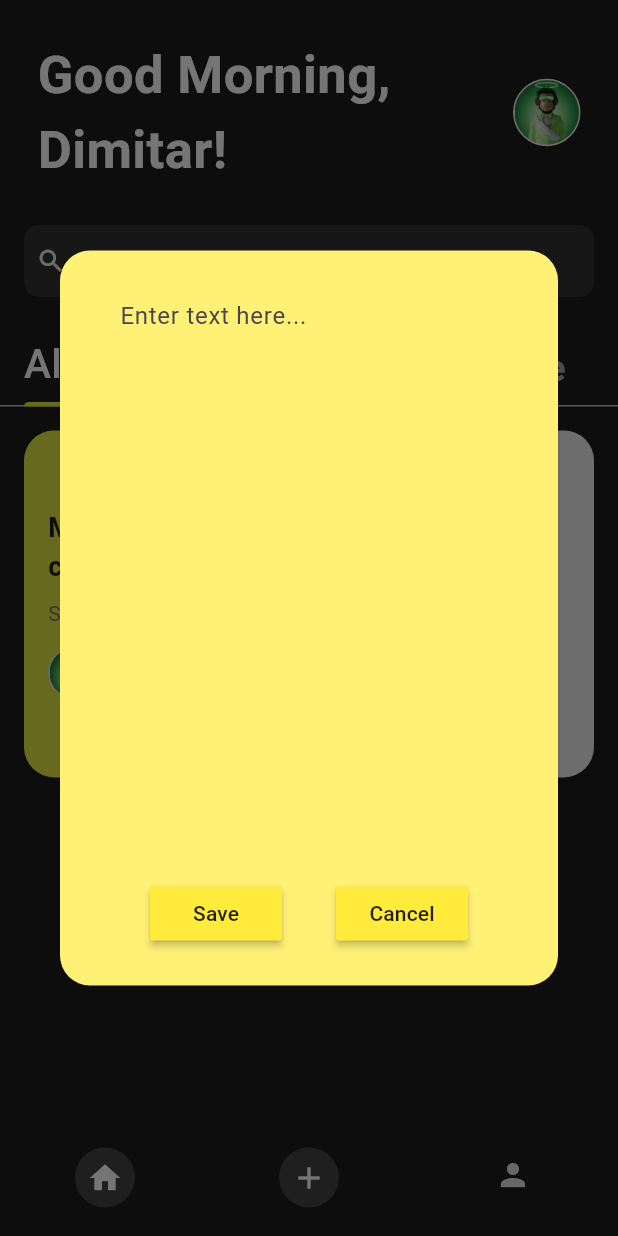
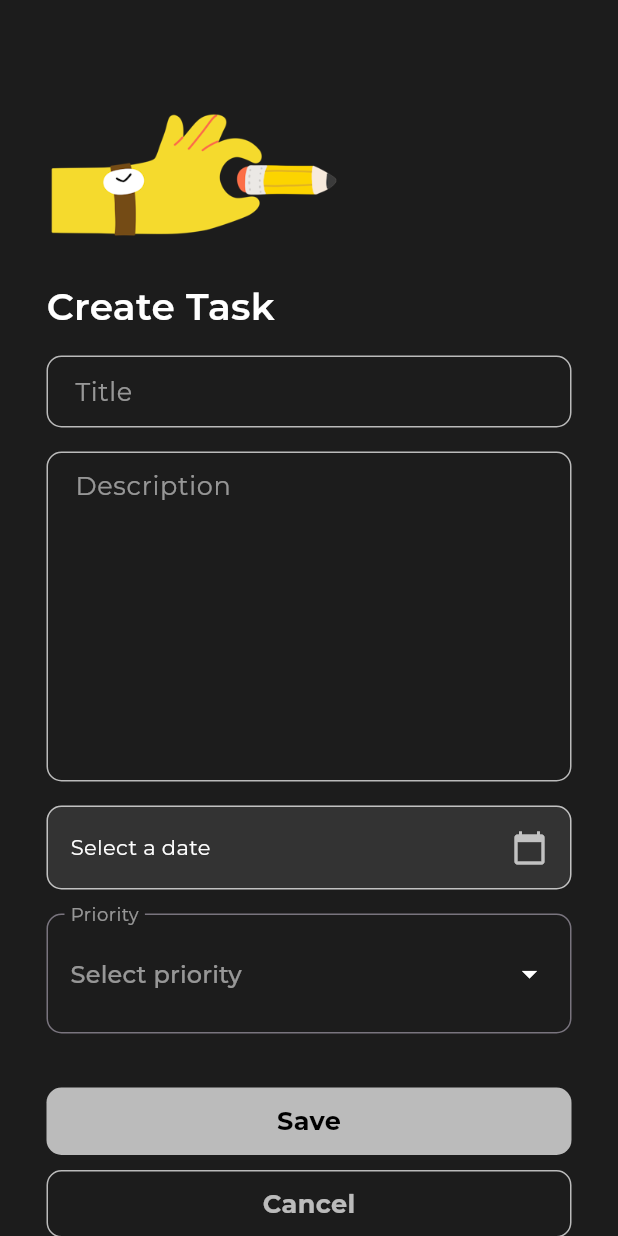
Before and after one commit to sank4lp55/the_todo, a Flutter app: the Homescreen screen opened directly, item 2 of the bottom bar chosen, on a phone screen of 412 x 824 dp. Run offline on Flutter 3.47's test engine with Material 3 defaults, Android fonts, the phone set to English and light mode, and no system bars; our stand-ins replace fluttertoast, google_fonts, hive, hive_flutter; accounts and stored records are empty.

Commit message:
new-task screen init

```diff
--- a/lib/components/custom_text_field.dart
+++ b/lib/components/custom_text_field.dart
@@ -2,13 +2,17 @@ import 'package:flutter/material.dart';
 import 'package:google_fonts/google_fonts.dart';
 
 class CustomTextField extends StatelessWidget {
+  final TextEditingController controller; // Controller to manage the text input
   final Function(String) onTextChanged; // Callback function to execute
   final String hintText; // Custom hint text
+  final int maxLines; // Maximum number of lines
 
   CustomTextField({
     Key? key,
+    required this.controller,
     required this.onTextChanged,
     this.hintText = "Enter text",
+    this.maxLines = 1, // Default to 1 line
   }) : super(key: key);
 
   @override
@@ -16,39 +20,39 @@ class CustomTextField extends StatelessWidget {
     return Padding(
       padding: const EdgeInsets.fromLTRB(15, 0, 15, 0),
       child: TextField(
+        controller: controller,
         onChanged: (text) {
-
-
-            onTextChanged(text); // Execute the provided function if text is not empty
-
+          onTextChanged(text); // Execute the provided function
         },
+        maxLines: maxLines, // Allow multiple lines
         decoration: InputDecoration(
-          hintText: hintText, // Use the custom hint text
+          hintText: hintText,
           hintStyle: GoogleFonts.montserrat(
             fontSize: 17,
             fontWeight: FontWeight.w400,
-            color: Colors.white54, // Color for hint text
+            color: Colors.white54,
           ),
-          contentPadding: EdgeInsets.symmetric(vertical: 10, horizontal: 15), // Padding inside the text field
+          contentPadding: EdgeInsets.symmetric(vertical: 10, horizontal: 15),
           border: OutlineInputBorder(
             borderRadius: BorderRadius.circular(10),
-            borderSide: BorderSide(color: Colors.white70), // Color of the border
+            borderSide: BorderSide(color: Colors.white70),
           ),
           enabledBorder: OutlineInputBorder(
             borderRadius: BorderRadius.circular(10),
-            borderSide: BorderSide(color: Colors.white70, width: 1), // Border when enabled
+            borderSide: BorderSide(color: Colors.white70, width: 1),
           ),
           focusedBorder: OutlineInputBorder(
             borderRadius: BorderRadius.circular(10),
-            borderSide: BorderSide(color: Colors.white70, width: 2), // Border when focused
+            borderSide: BorderSide(color: Colors.white70, width: 2),
           ),
         ),
         style: GoogleFonts.montserrat(
           fontSize: 17,
           fontWeight: FontWeight.w700,
-          color: Colors.white, // Text color
+          color: Colors.white,
         ),
-        cursorColor: Colors.white, // Cursor color
+        cursorColor: Colors.white,
+        keyboardType: TextInputType.multiline, // Specify multi-line input
       ),
     );
   }
--- a/lib/components/my_appbar.dart
+++ b/lib/components/my_appbar.dart
@@ -1,5 +1,8 @@
 import 'package:google_fonts/google_fonts.dart';
 import 'package:flutter/material.dart';
+
+import '../controllers/auth_controller.dart';
+import 'package:provider/provider.dart';
 
 class MyAppBar extends StatelessWidget {
   final String title;
@@ -13,6 +16,7 @@ class MyAppBar extends StatelessWidget {
 
   @override
   Widget build(BuildContext context) {
+    final authController = Provider.of<AuthController>(context);
     return Padding(
       padding: const EdgeInsets.all(25.0),
       child: Row(
@@ -20,7 +24,7 @@ class MyAppBar extends StatelessWidget {
         children: [
           Expanded(
             child: Text(
-              "Good Morning,\nDimitar!",
+              "Good Morning,\n${authController.user.name}!",
               style: GoogleFonts.roboto(
                   fontSize: 35,
                   fontWeight: FontWeight.w600,
@@ -40,7 +44,7 @@ class MyAppBar extends StatelessWidget {
             ),
             child: ClipOval(
               child: Image.asset(
-                "lib/images/apiens_1.png",
+                authController.user.avatar!,
                 fit: BoxFit.cover,
               ),
             ),
--- /dev/null
+++ b/lib/input_task_screen.dart
@@ -0,0 +1,239 @@
+import 'package:flutter/material.dart';
+import 'package:google_fonts/google_fonts.dart';
+import 'package:the_todo/utils/fade_in_button.dart';
+import 'components/custom_text_field.dart';
+import 'package:provider/provider.dart';
+import 'controllers/manager_controller.dart'; // Ensure you import your CustomTextField widget
+
+class InputTaskScreen extends StatefulWidget {
+  @override
+  _InputTaskScreenState createState() => _InputTaskScreenState();
+}
+
+class _InputTaskScreenState extends State<InputTaskScreen> {
+  final TextEditingController _titleController = TextEditingController();
+  final TextEditingController _descriptionController = TextEditingController();
+  DateTime? _selectedDate;
+  String? _selectedPriority;
+
+  // List of priorities
+  final List<String> priorities = ['High', 'Medium', 'Low'];
+
+  Future<void> _selectDate(BuildContext context) async {
+    final DateTime? picked = await showDatePicker(
+      context: context,
+      initialDate: _selectedDate ?? DateTime.now(),
+      firstDate: DateTime(2000),
+      lastDate: DateTime(2101),
+    );
+    if (picked != null && picked != _selectedDate) {
+      setState(() {
+        _selectedDate = picked;
+      });
+    }
+  }
+
+  void _saveTask(TodoProvider todoProvider) {
+    final title = _titleController.text.trim();
+    final description = _descriptionController.text.trim();
+
+    // Validation
+    if (title.isEmpty) {
+      _showErrorMessage("Please enter a title.");
+      return;
+    }
+    if (description.isEmpty) {
+      _showErrorMessage("Please enter a description.");
+      return;
+    }
+    if (_selectedDate == null) {
+      _showErrorMessage("Please select a date.");
+      return;
+    }
+    if (_selectedPriority == null) {
+      _showErrorMessage("Please select a priority.");
+      return;
+    }
+
+    // Add your save logic here
+    print('Title: $title');
+    print('Description: $description');
+    print('Deadline: $_selectedDate');
+    print('Priority: $_selectedPriority');
+
+    todoProvider.onSave(title, context);
+  }
+
+  void _showErrorMessage(String message) {
+    final snackBar = SnackBar(
+      content: Text(message, style: TextStyle(color: Colors.white)),
+      backgroundColor: Colors.red,
+    );
+    ScaffoldMessenger.of(context).showSnackBar(snackBar);
+  }
+
+  @override
+  Widget build(BuildContext context) {
+    final todoProvider = Provider.of<TodoProvider>(context);
+    return Scaffold(
+      backgroundColor: const Color(0xff1C1C1C),
+      body: SingleChildScrollView(
+        // Use SingleChildScrollView here
+        padding: const EdgeInsets.all(16.0),
+        child: Center(
+          child: Column(
+            crossAxisAlignment: CrossAxisAlignment.start, // Align children to the start (left)
+            children: [
+              const SizedBox(height: 50), // Add some space at the top
+              Padding(
+                padding: const EdgeInsets.fromLTRB(10, 0, 15, 0),
+                child: Align(
+                  alignment: Alignment.centerLeft, // Align the image to the left
+                  child: SizedBox(
+                    height: 100, // Set the desired height
+                    child: Image.asset(
+                      "lib/images/img_2.png",
+                      fit: BoxFit.fitHeight, // You can adjust this as needed
+                    ),
+                  ),
+                ),
+              ),
+              const SizedBox(height: 20), // Add some space at the top
+              Padding(
+                padding: const EdgeInsets.fromLTRB(15, 0, 15, 0),
+                child: Container(
+                  child: Text(
+                    "Create Task",
+                    style: GoogleFonts.montserrat(
+                        fontSize: 25,
+                        fontWeight: FontWeight.w600,
+                        color: Colors.white),
+                  ),
+                ),
+              ),
+              const SizedBox(height: 15),
+
+              // Title TextField
+              CustomTextField(
+                controller: _titleController,
+                onTextChanged: (text) {},
+                hintText: 'Title',
+              ),
+              const SizedBox(height: 16),
+
+              // Description TextField
+              CustomTextField(
+                controller: _descriptionController,
+                onTextChanged: (text) {},
+                hintText: 'Description',
+                maxLines: 8, // Set max lines for description
+              ),
+              const SizedBox(height: 16),
+
+              // Date Picker Container
+              Padding(
+                padding: const EdgeInsets.fromLTRB(15, 0, 15, 0),
+                child: InkWell(
+                  onTap: () => _selectDate(context),
+                  child: Container(
+                    padding: EdgeInsets.all(15),
+                    decoration: BoxDecoration(
+                      color: Colors.white10,
+                      borderRadius: BorderRadius.circular(10),
+                      border: Border.all(color: Colors.white70),
+                    ),
+                    child: Row(
+                      mainAxisAlignment: MainAxisAlignment.spaceBetween,
+                      children: [
+                        Text(
+                          _selectedDate == null
+                              ? 'Select a date'
+                              : '${_selectedDate!.toLocal()}'.split(' ')[0],
+                          style: GoogleFonts.montserrat(color: Colors.white),
+                        ),
+                        Icon(
+                          Icons.calendar_today,
+                          color: Colors.white70,
+                        ),
+                      ],
+                    ),
+                  ),
+                ),
+              ),
+
+              const SizedBox(height: 16),
+
+              // Priority Dropdown
+              Padding(
+                padding: const EdgeInsets.fromLTRB(15, 0, 15, 0),
+                child: InputDecorator(
+                  decoration: InputDecoration(
+                    labelText: 'Priority',
+                    labelStyle: GoogleFonts.montserrat(color: Colors.white54),
+                    border: OutlineInputBorder(
+                      borderRadius: BorderRadius.circular(10),
+                      borderSide: BorderSide(color: Colors.white70),
+                    ),
+                  ),
+                  child: DropdownButtonHideUnderline(
+                    child: DropdownButton<String>(
+                      value: _selectedPriority,
+                      hint: Text(
+                        'Select priority',
+                        style: GoogleFonts.montserrat(color: Colors.white54),
+                      ),
+                      items: priorities.map((String priority) {
+                        return DropdownMenuItem<String>(
+                          value: priority,
+                          child: Padding(
+                            padding: const EdgeInsets.symmetric(vertical: 8.0),
+                            child: Text(
+                              priority,
+                              style:
+                                  GoogleFonts.montserrat(color: Colors.white),
+                            ),
+                          ),
+                        );
+                      }).toList(),
+                      dropdownColor: Color(0xff1C1C1C),
+                      iconEnabledColor: Colors.white,
+                      isExpanded: true,
+                      onChanged: (String? newValue) {
+                        setState(() {
+                          _selectedPriority = newValue;
+                        });
+                      },
+                    ),
+                  ),
+                ),
+              ),
+
+              const SizedBox(height: 16),
+
+              // Spacer to push buttons down
+              SizedBox(height: 20),
+
+              FadeInButtonDemo(
+                isVisible: true,
+                title: "Save",
+                onTap: () => _saveTask(todoProvider), // Call _saveTask instead
+              ),
+              const SizedBox(height: 10), // Add some spacing between buttons
+              FadeInButtonDemo(
+                isVisible: true,
+                title: "Cancel",
+                buttonColor: Colors.transparent,
+                borderColor: Colors.white70,
+                titleColor: Colors.white70,
+                onTap: () {
+                  // Handle cancel action
+                  Navigator.pop(context);
+                },
+              ),
+            ],
+          ),
+        ),
+      ),
+    );
+  }
+}
--- a/lib/main.dart
+++ b/lib/main.dart
@@ -1,6 +1,8 @@
 import 'package:flutter/material.dart';
 import 'package:hive_flutter/adapters.dart';
 import 'package:provider/provider.dart';
+import 'package:the_todo/Models/user_model.dart';
+import 'package:the_todo/controllers/auth_controller.dart';
 import 'package:the_todo/controllers/namescreen_controller.dart';
 import 'package:the_todo/controllers/select_avatar_controller.dart';
 import 'package:the_todo/select_avatar_screen.dart';
@@ -14,12 +16,16 @@ Future<void> main() async {
   //initialize hive
   await Hive.initFlutter();
 
+  // Register the adapter manually
+  Hive.registerAdapter(UserAdapter());
+
   //open box
   var box = await Hive.openBox("myBox");
 
   runApp(
     MultiProvider(
       providers: [
+        ChangeNotifierProvider(create: (_) => AuthController()),
         ChangeNotifierProvider(create: (_) => NamescreenController()),
         ChangeNotifierProvider(create: (_) => SelectAvatarController()),  // Provide OnboardingController
         ChangeNotifierProvider(create: (_) => TodoProvider()),  // Provide another TodoProvider
--- a/lib/utils/fade_in_button.dart
+++ b/lib/utils/fade_in_button.dart
@@ -2,16 +2,17 @@ import 'package:flutter/cupertino.dart';
 import 'package:flutter/material.dart';
 import 'package:google_fonts/google_fonts.dart';
 
-import '../controllers/select_avatar_controller.dart';
-import 'package:provider/provider.dart';
-
 class FadeInButtonDemo extends StatefulWidget {
   final bool isVisible;
   final String? title;
+  final Color? titleColor;
+  final Color? buttonColor;
+  final Color? borderColor;
+
   final Function()? onTap; // Callback function to execute
 
   // Constructor for FadeInButtonDemo
-  FadeInButtonDemo({Key? key, required this.isVisible,this.onTap,this.title}) : super(key: key);
+  FadeInButtonDemo({Key? key, required this.isVisible, this.onTap, this.title, this.buttonColor,this.borderColor,this.titleColor}) : super(key: key);
 
   @override
   _FadeInButtonDemoState createState() => _FadeInButtonDemoState();
@@ -26,11 +27,11 @@ class _FadeInButtonDemoState extends State<FadeInButtonDemo> {
       mainAxisAlignment: MainAxisAlignment.center,
       children: [
         AnimatedOpacity(
-          opacity: widget.isVisible ==true ? 1.0 : 0.0,
+          opacity: widget.isVisible ? 1.0 : 0.0,
           duration: Duration(seconds: 1),
           curve: Curves.easeInOut,
-          child: widget.isVisible ==true
-              ?  Padding(
+          child: widget.isVisible
+              ? Padding(
             padding: const EdgeInsets.fromLTRB(15, 0, 15, 0),
             child: InkWell(
               borderRadius: BorderRadius.circular(10),
@@ -39,20 +40,22 @@ class _FadeInButtonDemoState extends State<FadeInButtonDemo> {
                 width: w,
                 height: 45,
                 decoration: BoxDecoration(
-                            color: Colors.white70,
-                            borderRadius: BorderRadiusDirectional.circular(10)),
+                  color: widget.buttonColor ?? Colors.white70,
+                  borderRadius: BorderRadius.circular(10),
+                  border: Border.all(color: widget.borderColor?? Colors.transparent, width: 1), // Add border here
+                ),
                 child: Center(
                   child: Text(
-                          widget.title??"Done",
+                    widget.title ?? "Done",
                     style: GoogleFonts.montserrat(
                         fontSize: 17,
                         fontWeight: FontWeight.w700,
-                              color: Colors.black),
-                        )),
+                        color:widget.titleColor?? Colors.black),
+                  ),
+                ),
               ),
             ),
           )
-
               : Container(
             width: w,
             height: 45,
```
Also changed, not shown: lib/Models/user_model.dart (added, +44 -0 lines), lib/components/my_bottombar.dart (+14 -1 lines), lib/controllers/auth_controller.dart (added, +79 -0 lines), lib/controllers/select_avatar_controller.dart (+21 -2 lines), lib/data/database.dart (+8 -3 lines), lib/name_screen.dart (+6 -32 lines), lib/select_avatar_screen.dart (+31 -16 lines), lib/images/img_2.png (added). Lines whose indentation alone changed are shown as unchanged.
